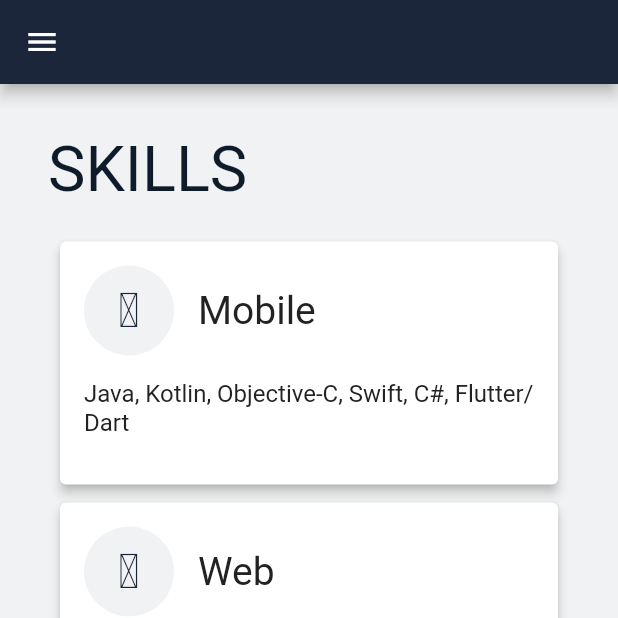
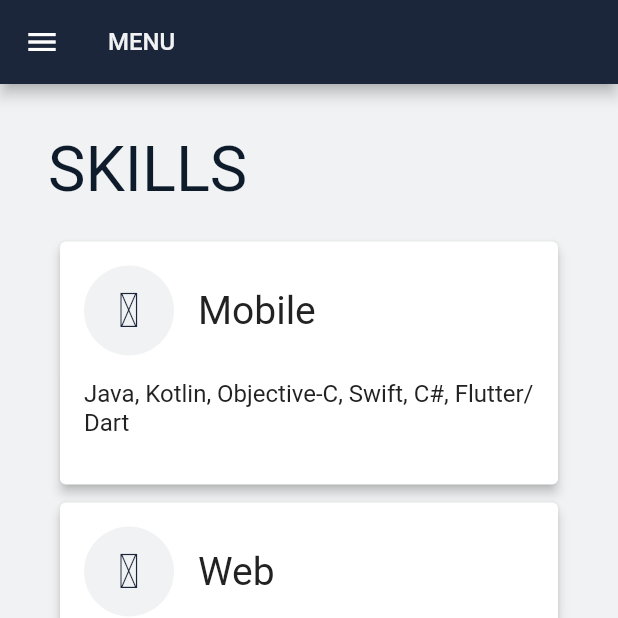
Before and after one commit to WynseL/Resume, a Flutter app: the screen it shows after launch, in the side drawer, after a tap on "Skills", on a phone screen of 412 x 824 dp, the top half of it. Run offline on Flutter 3.47's test engine with Material 2 defaults, Android fonts, the phone set to English and light mode, and no system bars; our stand-ins replace tuple; missing offline and left inert: dart:js, flutter_web; network calls fail; Roboto replaces fonts that are missing (DINPro Black, DINPro Bold, DINPro Light).

Commit message:
* Added more icons * Changed the order of list menu * Added link buttons for news & articles items * Some UI fixes

```diff
--- a/lib/app_icons.dart
+++ b/lib/app_icons.dart
@@ -41,5 +41,8 @@ class AppIcons {
   static const IconData person = const IconData(0xe80a, fontFamily: _kFontFam);
   static const IconData star = const IconData(0xe80b, fontFamily: _kFontFam);
   static const IconData lightbulb_outline = const IconData(0xe80c, fontFamily: _kFontFam);
+  static const IconData award = const IconData(0xe80d, fontFamily: _kFontFam);
+  static const IconData pin = const IconData(0xe80e, fontFamily: _kFontFam);
+  static const IconData link = const IconData(0xe80f, fontFamily: _kFontFam);
   static const IconData bitbucket = const IconData(0xf171, fontFamily: _kFontFam);
 }
--- a/lib/views/buttons/button_list.dart
+++ b/lib/views/buttons/button_list.dart
@@ -24,7 +24,6 @@ class ButtonList extends StatelessWidget {
       mainAxisAlignment: MainAxisAlignment.start,
       children: value.map((hash) {
         return Container(
-          margin: EdgeInsets.fromLTRB(8, 4, 8, 4),
           width: 40.0,
           height: 40.0,
           child: InkWell(
--- a/lib/views/contents/content_awards.dart
+++ b/lib/views/contents/content_awards.dart
@@ -49,7 +49,7 @@ class AwardsContent extends StatelessWidget {
             flex: 1,
             child: ListView(
               children: <Widget>[
-                _awardItem(angelhackJuicebox, [ Tuple2(AppIcons.person, "https://e27.co/angelhack-manila-winner-has-a-futuristic-iot-juicebox-for-a-healthy-you-20150813/") ])
+                _awardItem(angelhackJuicebox, [ Tuple2(AppIcons.link, "https://e27.co/angelhack-manila-winner-has-a-futuristic-iot-juicebox-for-a-healthy-you-20150813/") ])
               ],
             ),
           ),
--- a/lib/views/contents/content_home.dart
+++ b/lib/views/contents/content_home.dart
@@ -49,8 +49,10 @@ class HomeContentState extends State<HomeContent> {
     return Container(
       color: WebColors.light,
       height: MediaQuery.of(context).size.height,
+      // padding: EdgeInsets.all(48),
+      child: SingleChildScrollView(
+        child: Padding(
           padding: EdgeInsets.all(48),
-      child: SingleChildScrollView(
           child: Column(
             mainAxisAlignment: MainAxisAlignment.center,
             crossAxisAlignment: (ResponsiveLayout.isLargeScreen(context) ? CrossAxisAlignment.start : CrossAxisAlignment.center),
@@ -88,6 +90,7 @@ class HomeContentState extends State<HomeContent> {
             ],
           ),
         ),
+      ),
     );
   }
 }
--- a/lib/views/contents/milestones/milestone_article.dart
+++ b/lib/views/contents/milestones/milestone_article.dart
@@ -1,14 +1,16 @@
 import 'package:flutter_web/material.dart';
 import 'package:resume/app_icons.dart';
+import 'package:resume/views/buttons/button_list.dart';
 import 'package:resume/views/contents/milestones/milestone_base.dart';
 import 'package:resume/views/text_defaults/text_item_title.dart';
 import 'package:resume/views/text_defaults/text_normal.dart';
 
 class MilestoneArticle extends StatelessWidget {
 
-  MilestoneArticle(this.value);
+  MilestoneArticle(this.value, {this.buttons});
 
   List value;
+  List buttons;
 
   @override
   Widget build(BuildContext context) {
@@ -24,6 +26,8 @@ class MilestoneArticle extends StatelessWidget {
           NormalText(value[1], fontStyle: FontStyle.italic,),
           SizedBox(height: 16,),
           NormalText(value[2]),
+          SizedBox(height: 8,),
+          ButtonList(buttons),
         ],
       ),
     );
--- a/lib/views/contents/milestones/milestone_news.dart
+++ b/lib/views/contents/milestones/milestone_news.dart
@@ -1,14 +1,16 @@
 import 'package:flutter_web/material.dart';
 import 'package:resume/app_icons.dart';
+import 'package:resume/views/buttons/button_list.dart';
 import 'package:resume/views/contents/milestones/milestone_base.dart';
 import 'package:resume/views/text_defaults/text_item_title.dart';
 import 'package:resume/views/text_defaults/text_normal.dart';
 
 class MilestoneNews extends StatelessWidget {
 
-  MilestoneNews(this.value);
+  MilestoneNews(this.value, {this.buttons});
 
   List value;
+  List buttons;
 
   @override
   Widget build(BuildContext context) {
@@ -24,6 +26,8 @@ class MilestoneNews extends StatelessWidget {
           NormalText(value[1], fontStyle: FontStyle.italic,),
           SizedBox(height: 16,),
           NormalText(value[2]),
+          SizedBox(height: 8,),
+          ButtonList(buttons),
         ],
       ),
     );
--- a/lib/views/drawer/drawer_item.dart
+++ b/lib/views/drawer/drawer_item.dart
@@ -34,7 +34,6 @@ class DrawerItem extends StatelessWidget {
             NormalText(
               text,
               color: (isSelected ? WebColors.dark : WebColors.light),
-              // fontFamily: DINPro.medium,),
               fontFamily: (isSelected ? DINPro.medium : DINPro.light),),
           ],
         ),
--- a/lib/views/mobile_page.dart
+++ b/lib/views/mobile_page.dart
@@ -1,6 +1,7 @@
 import 'package:flutter_web/material.dart';
 import 'package:resume/app_icons.dart';
 import 'package:resume/utils/default-colors.dart';
+import 'package:resume/utils/dipro-font.dart';
 import 'package:resume/views/content_frame.dart';
 import 'package:resume/views/drawer/drawer_item.dart';
 import 'package:resume/views/drawer/drawer_top.dart';
@@ -26,7 +27,7 @@ class MobilePageState extends State<MobilePage> {
   Widget build(BuildContext context) {
     return Scaffold(
       appBar: AppBar(
-        title: NormalText(""),
+        title: NormalText("MENU", fontFamily: DINPro.bold, color: WebColors.light,),
       ),
       backgroundColor: Colors.white,
       drawer: Drawer(
@@ -38,8 +39,8 @@ class MobilePageState extends State<MobilePage> {
                 DrawerTop(),
                 DrawerItem(AppIcons.person, "About", selectedItem == 0, onPressed: () { _setStateItemId(0); },),
                 DrawerItem(AppIcons.lightbulb_outline, "Skills", selectedItem == 1, onPressed: () { _setStateItemId(1); },),
-                DrawerItem(AppIcons.star, "Awards", selectedItem == 2, onPressed: () { _setStateItemId(2); },),
-                DrawerItem(AppIcons.star, "News & Articles", selectedItem == 3, onPressed: () { _setStateItemId(3); },),
+                DrawerItem(AppIcons.award, "Awards", selectedItem == 2, onPressed: () { _setStateItemId(2); },),
+                DrawerItem(AppIcons.pin, "News & Articles", selectedItem == 3, onPressed: () { _setStateItemId(3); },),
             ],
           ),
         ),
--- a/lib/views/web_page.dart
+++ b/lib/views/web_page.dart
@@ -43,8 +43,8 @@ class WebPageState extends State<WebPage> {
                   DrawerTop(),
                   DrawerItem(AppIcons.person, "About", selectedItem == 0, onPressed: () { _setStateItemId(0); },),
                   DrawerItem(AppIcons.lightbulb_outline, "Skills", selectedItem == 1, onPressed: () { _setStateItemId(1); },),
-                  DrawerItem(AppIcons.star, "Awards", selectedItem == 2, onPressed: () { _setStateItemId(2); },),
-                  DrawerItem(AppIcons.star, "News & Articles", selectedItem == 3, onPressed: () { _setStateItemId(3); },),
+                  DrawerItem(AppIcons.award, "Awards", selectedItem == 2, onPressed: () { _setStateItemId(2); },),
+                  DrawerItem(AppIcons.pin, "News & Articles", selectedItem == 3, onPressed: () { _setStateItemId(3); },),
               ],
             ),
           ),
```
Also changed, not shown: lib/views/contents/content_background.dart (+20 -3 lines), 1 other file. Lines whose indentation alone changed are shown as unchanged.
